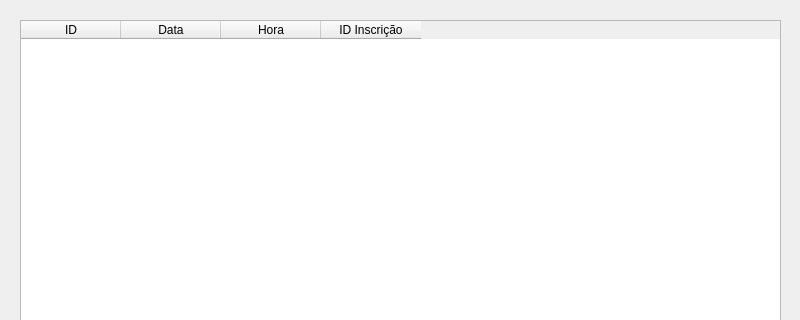
Above: ui/aulas.ui from fabio-guilherme/centroexplicacoes before the change; both pictures show x 0 to 800 and y 0 to 320 of the 800 by 600 pixel window. Below: the same form after it.
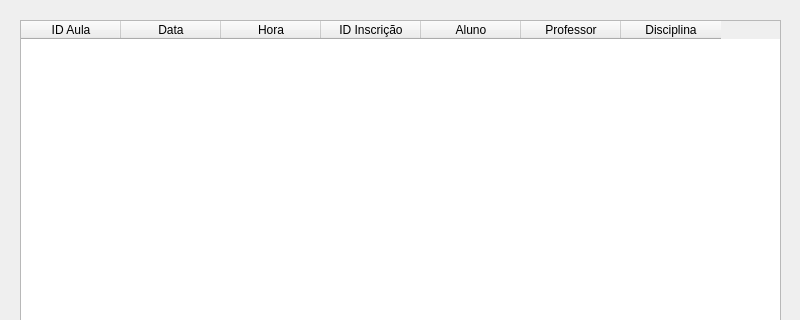
That is the form after the change.

Commit message: Campos da aula

What changed in the file:
```diff
--- a/ui/aulas.ui
+++ b/ui/aulas.ui
@@ -24,7 +24,7 @@
    </property>
    <column>
     <property name="text">
-     <string>ID</string>
+     <string>ID Aula</string>
     </property>
    </column>
    <column>
@@ -42,6 +42,21 @@
      <string>ID Inscrição</string>
     </property>
    </column>
+   <column>
+    <property name="text">
+     <string>Aluno</string>
+    </property>
+   </column>
+   <column>
+    <property name="text">
+     <string>Professor</string>
+    </property>
+   </column>
+   <column>
+    <property name="text">
+     <string>Disciplina</string>
+    </property>
+   </column>
   </widget>
   <widget class="QPushButton" name="btnIncluir">
    <property name="geometry">
```
The commit also changes 1 other file.
